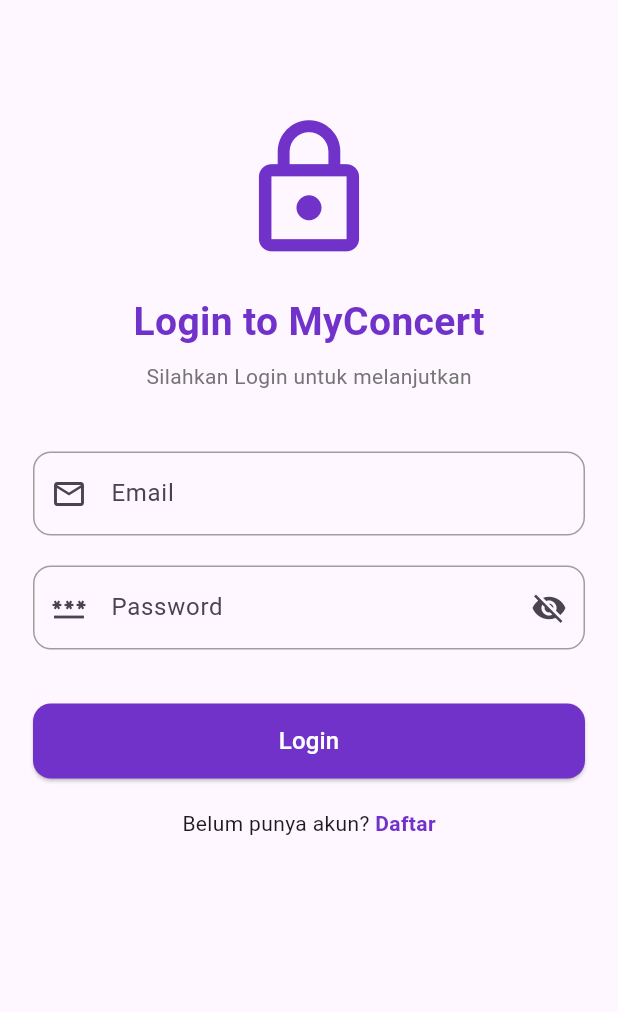
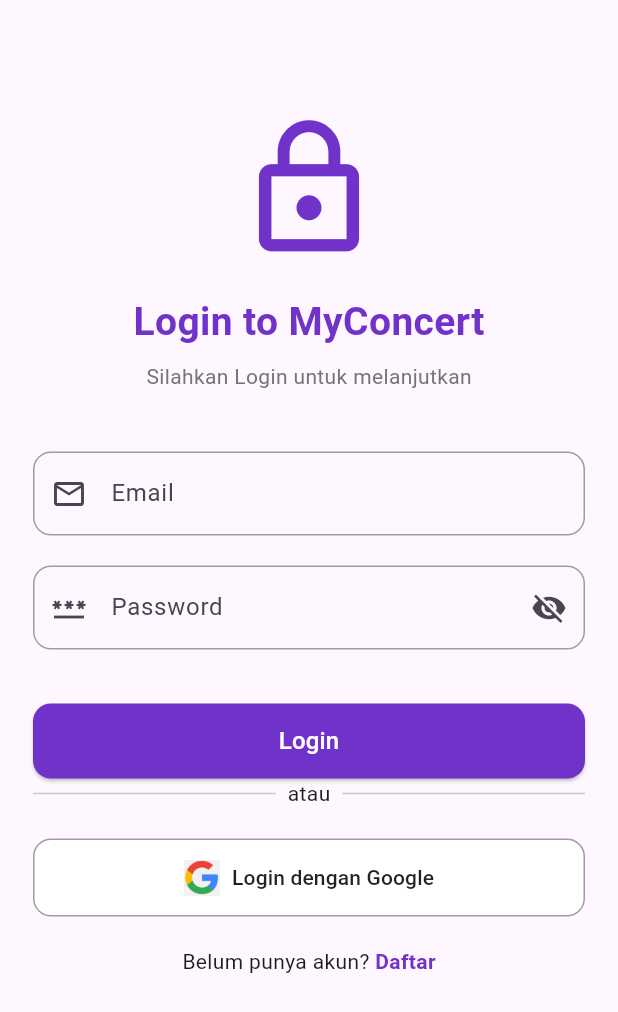
Before and after one commit to Frientia/project_mobile_UAS, a Flutter app: the LoginPage screen opened directly, on a phone screen of 412 x 824 dp. Shown: the top 1012 px of the screen. Run offline on Flutter 3.47's test engine with Material 3 defaults, Android fonts, the phone set to English and light mode, and no system bars; our stand-ins replace country_picker, firebase_auth, firebase_core, flutter_dotenv, google_sign_in, lottie and 2 more; accounts and stored records are empty.

Commit message:
menambahkan button dan assets logo

```diff
--- a/lib/pages/login_page.dart
+++ b/lib/pages/login_page.dart
@@ -263,6 +263,44 @@ class _LoginPageState extends State<LoginPage> {
                   ),
                 ),
 
+                Row(
+                  children: [
+                    Expanded(child: Divider()),
+                    Padding(
+                      padding: EdgeInsets.symmetric(horizontal: 8.0),
+                      child: Text("atau"),
+                    ),
+                    Expanded(child: Divider()),
+                  ],
+                ),
+
+                SizedBox(height: 20),
+
+                SizedBox(
+                  width: double.infinity,
+                  child: OutlinedButton.icon(
+                    onPressed: () {},
+                    icon: Image.asset(
+                      'assets/images/google_logo.png',
+                      height: 24,
+                      width: 24,
+                    ),
+                    label: Text(
+                      'Login dengan Google',
+                      style: TextStyle(color: Colors.black87),
+                    ),
+                    style: OutlinedButton.styleFrom(
+                      padding: EdgeInsets.symmetric(vertical: 14),
+                      backgroundColor: Colors.white,
+                      side: BorderSide(color: Colors.grey),
+                      shape: RoundedRectangleBorder(
+                        borderRadius: BorderRadius.circular(12),
+                      ),
+                    ),
+                  ),
+                ),
+
+
                 SizedBox(height: 20),
                 Row(
                   mainAxisAlignment: MainAxisAlignment.center,
```
Also changed, not shown: assets/images/google_logo.png (added).
